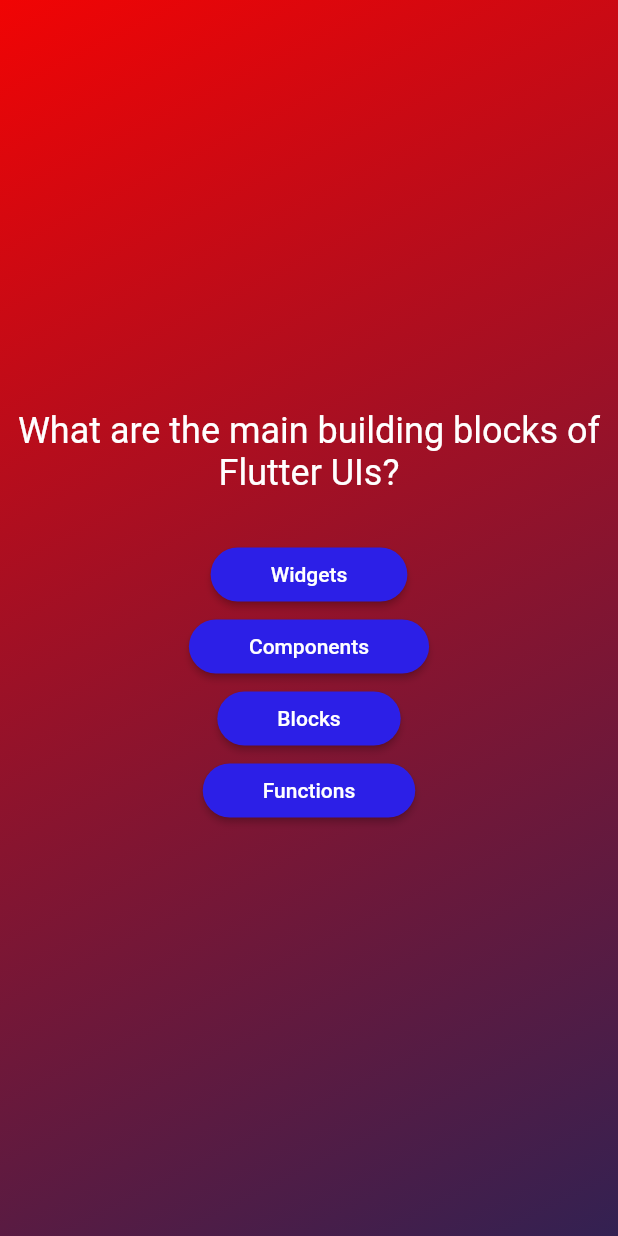
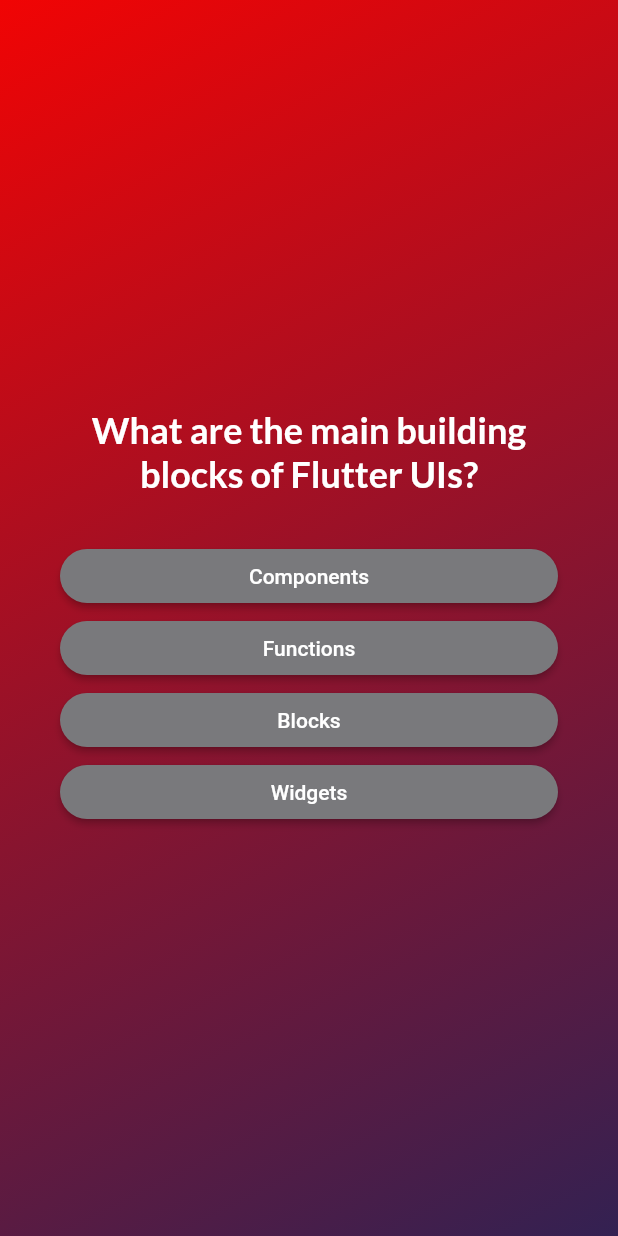
Before and after one commit to irfanullahatozi/quiz_app_flutter, a Flutter app: the screen it shows after launch, on a phone screen of 412 x 824 dp. Run offline on Flutter 3.47's test engine with Material 2 defaults, Android fonts, the phone set to English and light mode, and no system bars; our stand-ins replace google_fonts.

Commit message:
Adding question and button styles

```diff
--- a/lib/answer_button.dart
+++ b/lib/answer_button.dart
@@ -7,16 +7,19 @@ class AnswerButton extends StatelessWidget {
   @override
   Widget build(ctx) {
     return ElevatedButton(
-      onPressed: () {},
+      onPressed: onTap,
       style: ElevatedButton.styleFrom(
         padding: const EdgeInsets.symmetric(vertical: 10, horizontal: 40),
-        backgroundColor: const Color.fromARGB(255, 44, 31, 231),
+        backgroundColor: const Color.fromARGB(255, 121, 121, 124),
         foregroundColor: Colors.white,
         shape: RoundedRectangleBorder(
           borderRadius: BorderRadius.circular(40),
         ),
       ),
-      child: Text(answerText),
+      child: Text(
+        answerText,
+        textAlign: TextAlign.center,
+      ),
     );
   }
 }
--- a/lib/models/quiz_question.dart
+++ b/lib/models/quiz_question.dart
@@ -2,4 +2,10 @@ class QuizQuestion {
   const QuizQuestion(this.text, this.answers);
   final String text;
   final List<String> answers;
+
+  List<String> getShuffleAnswers() {
+    final shuffledList = List.of(answers);
+    shuffledList.shuffle();
+    return shuffledList;
+  }
 }
--- a/lib/question_screen.dart
+++ b/lib/question_screen.dart
@@ -1,4 +1,5 @@
 import 'package:flutter/material.dart';
+import 'package:google_fonts/google_fonts.dart';
 import 'package:quiz_app/answer_button.dart';
 import 'package:quiz_app/data/questions.dart';
 
@@ -11,31 +12,49 @@ class QuestionScreen extends StatefulWidget {
 }
 
 class _QuestionScreenState extends State<QuestionScreen> {
+  var currentQuestionIndex = 0;
+
+  void anwserQuestion() {
+    print(currentQuestionIndex);
+    setState(() {
+      currentQuestionIndex++;
+    });
+  }
+
   @override
   Widget build(ctx) {
-    final currentQuestion = questions[0];
-    return Center(
+    final currentQuestion = questions[currentQuestionIndex];
+    return SizedBox(
+      width: double.infinity,
+      child: Container(
+        margin: const EdgeInsets.all(40),
         child: Column(
           mainAxisAlignment: MainAxisAlignment.center,
+          crossAxisAlignment: CrossAxisAlignment.stretch,
           children: [
             Text(
               currentQuestion.text,
               textAlign: TextAlign.center,
-            style: const TextStyle(
+              style: GoogleFonts.lato(
                 color: Colors.white,
                 fontSize: 24,
+                fontWeight: FontWeight.bold,
               ),
             ),
             const SizedBox(
               height: 30,
             ),
-          ...currentQuestion.answers.map(
+            ...currentQuestion.getShuffleAnswers().map(
               (item) {
-              return AnswerButton(item, () {});
+                return AnswerButton(
+                  item,
+                  anwserQuestion,
+                );
               },
             )
           ],
         ),
+      ),
     );
   }
 }
--- a/pubspec.yaml
+++ b/pubspec.yaml
@@ -34,6 +34,7 @@ dependencies:
   # The following adds the Cupertino Icons font to your application.
   # Use with the CupertinoIcons class for iOS style icons.
   cupertino_icons: ^1.0.2
+  google_fonts: ^6.0.0
 
 dev_dependencies:
   flutter_test:
```
Also changed, not shown: pubspec.lock, 1 other file. Lines whose indentation alone changed are shown as unchanged.
